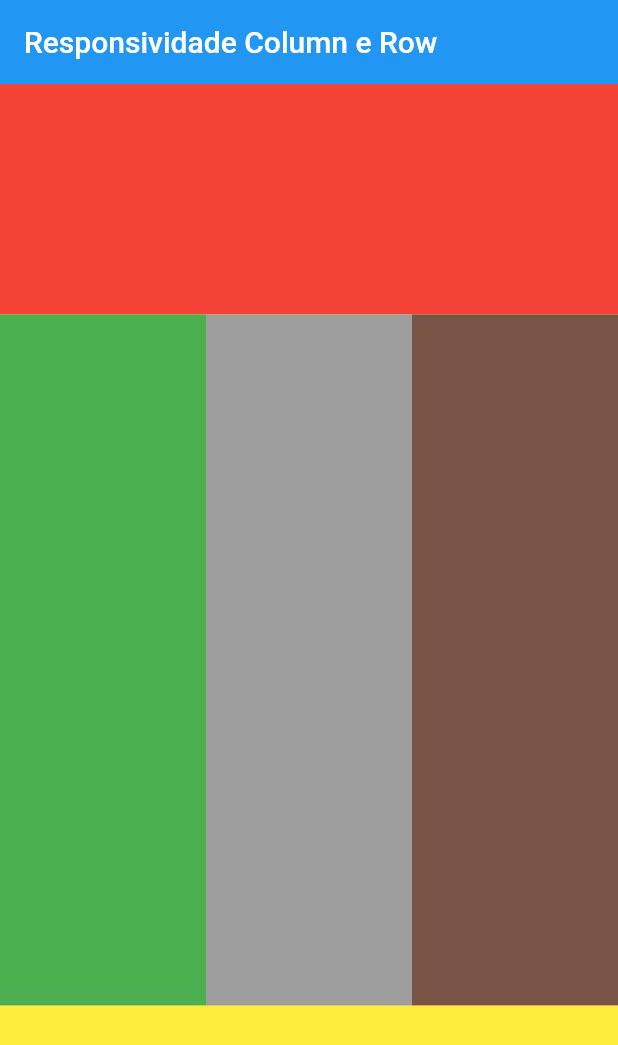
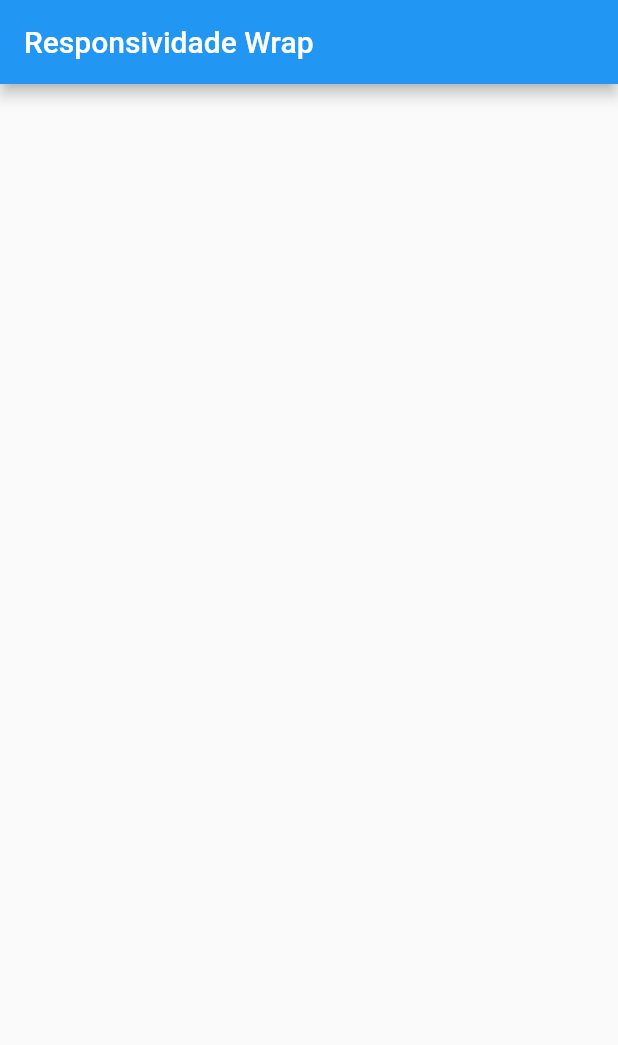
Before and after one commit to CadisRaziel/Responsividade_Flutter, a Flutter app: the screen it shows after launch, on a phone screen of 412 x 824 dp. Shown: the top 1045 px of the screen. Run offline on Flutter 3.47's test engine with Material 2 defaults, Android fonts, the phone set to English and light mode, and no system bars.

```diff
--- /dev/null
+++ b/lib/Page/Responsividade_wrap.dart
@@ -0,0 +1,23 @@
+import 'package:flutter/material.dart';
+
+class ResponsividadeWrap extends StatefulWidget {
+  const ResponsividadeWrap({
+    Key? key,
+    required this.title,
+  }) : super(key: key);
+    final String title;
+
+  @override
+  _ResponsividadeWrapState createState() => _ResponsividadeWrapState();
+}
+
+class _ResponsividadeWrapState extends State<ResponsividadeWrap> {
+  @override
+  Widget build(BuildContext context) {
+    return Scaffold(
+      appBar: AppBar(
+        title: Text(widget.title),
+      ),
+    );
+  }
+}
--- a/lib/core/app_widget.dart
+++ b/lib/core/app_widget.dart
@@ -1,5 +1,5 @@
 import 'package:flutter/material.dart';
-import 'package:web/Page/Responsividade_row_column.dart';
+import 'package:web/Page/Responsividade_wrap.dart';
 
 class MyApp extends StatelessWidget {
   @override
@@ -10,7 +10,8 @@ class MyApp extends StatelessWidget {
           primarySwatch: Colors.blue,
         ),
         // home: ResponsividadeMedia(title: 'Responsividade'),
-        home: ResponsividadeRowColumn(title: 'Responsividade Column e Row'),
+        // home: ResponsividadeRowColumn(title: 'Responsividade Column e Row'),
+        home: ResponsividadeWrap(title: 'Responsividade Wrap'),
         debugShowCheckedModeBanner: false);
   }
 }
```
